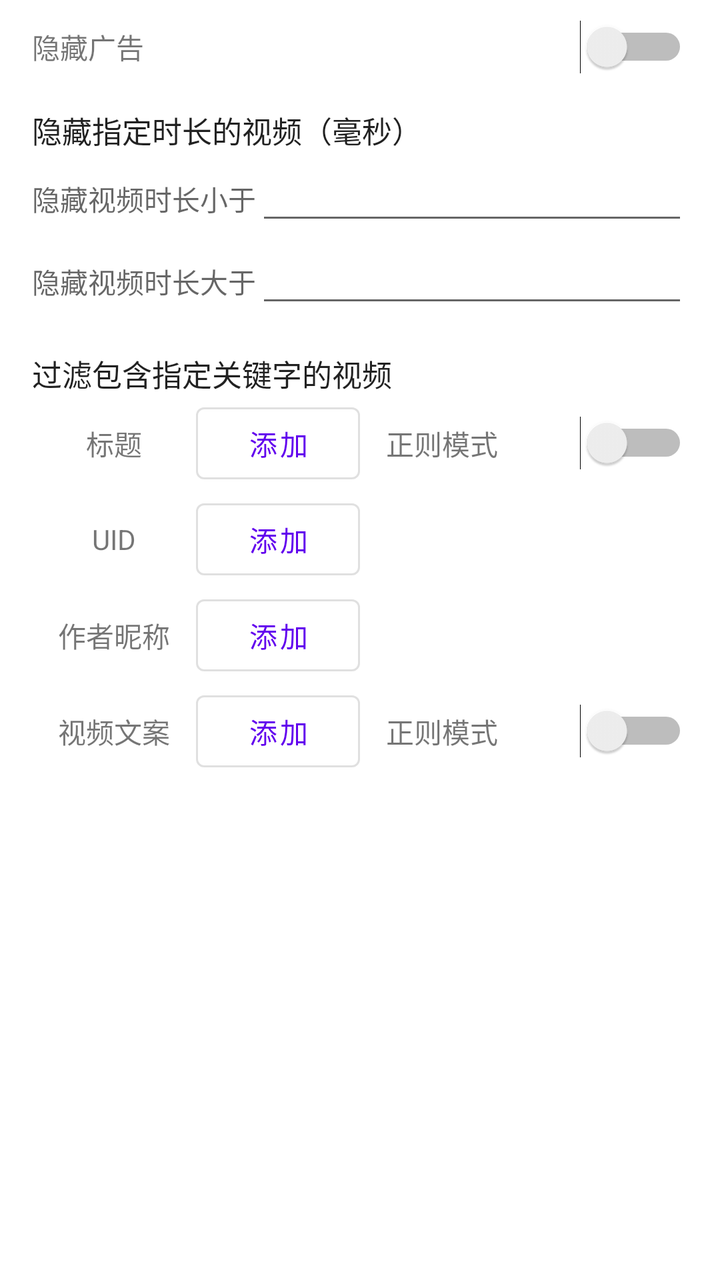
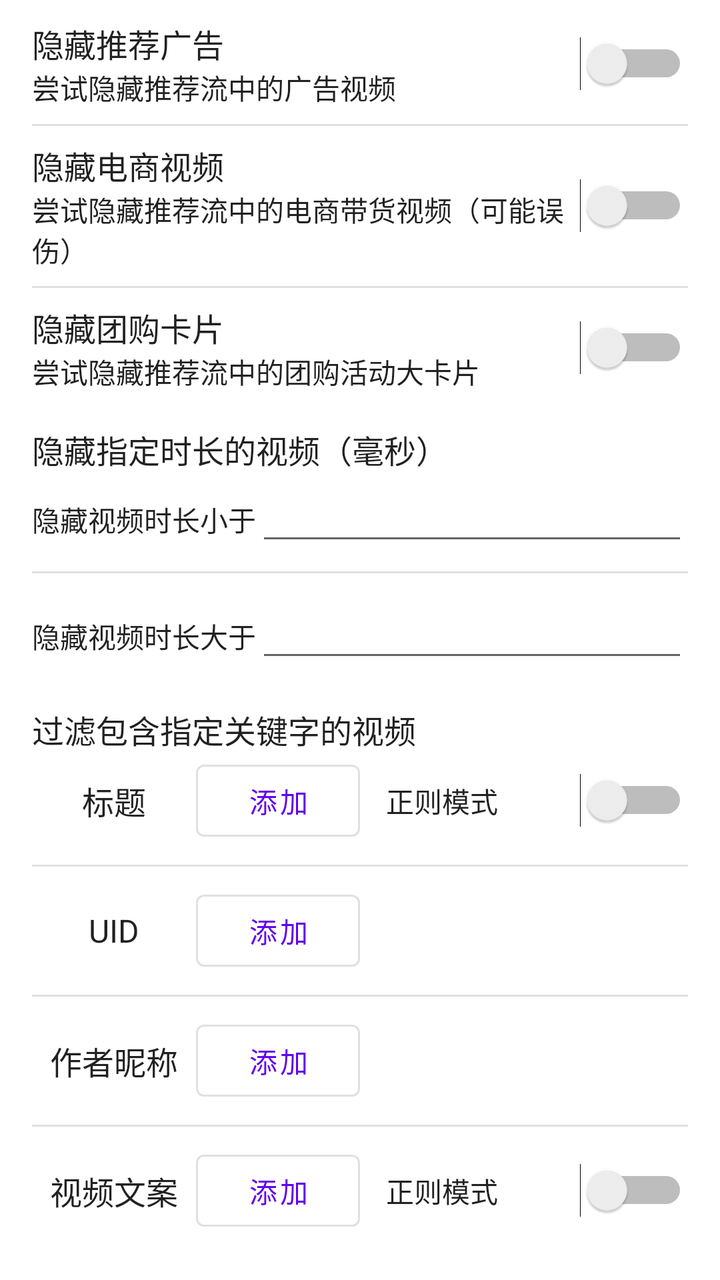

Compare the two renders of this Android layout. The source of the first and the diff that turns it into the second are given below.
<!-- AndroidManifest.xml: application theme Theme.DouyinEnhancer -->
<!-- res/layout/recommended_feed_filter_dialog.xml -->
<?xml version="1.0" encoding="utf-8"?>
<ScrollView xmlns:android="http://schemas.android.com/apk/res/android"
    android:layout_width="match_parent"
    android:layout_height="match_parent">

    <LinearLayout
        android:layout_width="match_parent"
        android:layout_height="wrap_content"
        android:orientation="vertical"
        android:paddingStart="16dp"
        android:paddingEnd="16dp"
        android:paddingTop="10dp"
        android:paddingBottom="10dp">

        <LinearLayout
            android:layout_width="match_parent"
            android:layout_height="wrap_content"
            android:orientation="horizontal"
            android:background="?android:attr/selectableItemBackground"
            android:gravity="center_vertical">

            <TextView
                android:layout_width="0dp"
                android:layout_height="wrap_content"
                android:layout_weight="1"
                android:text="隐藏广告" />

            <Switch
                android:id="@+id/switch_hide_ad"
                android:layout_width="wrap_content"
                android:layout_height="wrap_content" />
        </LinearLayout>

        <View
            android:layout_width="match_parent"
            android:layout_height="1dp"
            android:layout_marginTop="8dp"
            android:layout_marginBottom="8dp" />

        <TextView
            android:layout_width="match_parent"
            android:layout_height="wrap_content"
            android:text="隐藏指定时长的视频（毫秒）"
            android:textSize="15sp"
            android:textColor="?android:attr/textColorPrimary" />

        <LinearLayout
            android:layout_width="match_parent"
            android:layout_height="match_parent"
            android:orientation="horizontal"
            android:background="?android:attr/selectableItemBackground">

            <TextView
                android:layout_width="wrap_content"
                android:layout_height="wrap_content"
                android:text="隐藏视频时长小于"
                android:textColor="?android:attr/textColorSecondary" />

            <EditText
                android:id="@+id/edit_short_duration"
                android:layout_width="match_parent"
                android:layout_height="wrap_content"
                android:inputType="number" />
        </LinearLayout>

        <LinearLayout
            android:layout_width="match_parent"
            android:layout_height="match_parent"
            android:orientation="horizontal"
            android:background="?android:attr/selectableItemBackground">

            <TextView
                android:layout_width="wrap_content"
                android:layout_height="wrap_content"
                android:text="隐藏视频时长大于"
                android:textColor="?android:attr/textColorSecondary" />

            <EditText
                android:id="@+id/edit_long_duration"
                android:layout_width="match_parent"
                android:layout_height="wrap_content"
                android:inputType="number" />
        </LinearLayout>

        <View
            android:layout_width="match_parent"
            android:layout_height="1dp"
            android:layout_marginTop="8dp"
            android:layout_marginBottom="8dp" />

        <TextView
            android:layout_width="match_parent"
            android:layout_height="wrap_content"
            android:text="过滤包含指定关键字的视频"
            android:textSize="15sp"
            android:textColor="?android:attr/textColorPrimary" />

        <LinearLayout
            android:layout_width="match_parent"
            android:layout_height="wrap_content"
            android:orientation="vertical">

            <LinearLayout
                android:layout_width="match_parent"
                android:layout_height="wrap_content"
                android:orientation="horizontal"
                android:gravity="center_vertical"
                android:background="?android:attr/selectableItemBackground">

                <TextView
                    android:layout_width="0dp"
                    android:layout_height="wrap_content"
                    android:layout_weight="1"
                    android:gravity="center"
                    android:text="标题" />

                <Button
                    android:id="@+id/btn_add_title"
                    android:layout_width="0dp"
                    android:layout_height="wrap_content"
                    android:layout_weight="1"
                    android:text="添加"
                    style="?attr/materialButtonOutlinedStyle" />

                <TextView
                    android:layout_width="0dp"
                    android:layout_height="wrap_content"
                    android:layout_weight="1"
                    android:gravity="center"
                    android:text="正则模式" />

                <Switch
                    android:id="@+id/switch_title_regex"
                    android:layout_width="0dp"
                    android:layout_height="wrap_content"
                    android:layout_weight="1"
                    android:gravity="center" />
            </LinearLayout>

            <LinearLayout
                android:id="@+id/group_aweme_title"
                android:layout_width="match_parent"
                android:layout_height="wrap_content"
                android:orientation="vertical" />
        </LinearLayout>

        <LinearLayout
            android:layout_width="match_parent"
            android:layout_height="wrap_content"
            android:orientation="vertical">

            <LinearLayout
                android:layout_width="match_parent"
                android:layout_height="wrap_content"
                android:background="?android:attr/selectableItemBackground"
                android:gravity="center_vertical"
                android:orientation="horizontal">

                <TextView
                    android:layout_width="0dp"
                    android:layout_height="wrap_content"
                    android:layout_weight="1"
                    android:gravity="center"
                    android:text="UID" />

                <Button
                    android:id="@+id/btn_add_uid"
                    android:layout_width="0dp"
                    android:layout_height="wrap_content"
                    android:layout_weight="1"
                    android:text="添加"
                    style="?attr/materialButtonOutlinedStyle" />

                <View
                    android:layout_width="0dp"
                    android:layout_height="0dp"
                    android:layout_weight="2" />
            </LinearLayout>

            <LinearLayout
                android:id="@+id/group_author_uid"
                android:layout_width="match_parent"
                android:layout_height="wrap_content"
                android:orientation="vertical" />
        </LinearLayout>

        <LinearLayout
            android:layout_width="match_parent"
            android:layout_height="wrap_content"
            android:orientation="vertical">

            <LinearLayout
                android:layout_width="match_parent"
                android:layout_height="wrap_content"
                android:orientation="horizontal"
                android:gravity="center_vertical"
                android:background="?android:attr/selectableItemBackground">

                <TextView
                    android:layout_width="0dp"
                    android:layout_height="wrap_content"
                    android:layout_weight="1"
                    android:gravity="center"
                    android:text="作者昵称" />

                <Button
                    android:id="@+id/btn_add_up"
                    android:layout_width="0dp"
                    android:layout_height="wrap_content"
                    android:layout_weight="1"
                    android:text="添加"
                    style="?attr/materialButtonOutlinedStyle" />

                <View
                    android:layout_width="0dp"
                    android:layout_height="0dp"
                    android:layout_weight="2" />
            </LinearLayout>

            <LinearLayout
                android:id="@+id/group_author_nickname"
                android:layout_width="match_parent"
                android:layout_height="wrap_content"
                android:orientation="vertical" />
        </LinearLayout>

        <LinearLayout
            android:layout_width="match_parent"
            android:layout_height="wrap_content"
            android:orientation="vertical" />

        <LinearLayout
            android:layout_width="match_parent"
            android:layout_height="wrap_content"
            android:orientation="vertical">

            <LinearLayout
                android:layout_width="match_parent"
                android:layout_height="wrap_content"
                android:orientation="horizontal"
                android:gravity="center_vertical"
                android:background="?android:attr/selectableItemBackground">

                <TextView
                    android:layout_width="0dp"
                    android:layout_height="wrap_content"
                    android:layout_weight="1"
                    android:gravity="center"
                    android:text="视频文案" />

                <Button
                    android:id="@+id/btn_add_desc"
                    android:layout_width="0dp"
                    android:layout_height="wrap_content"
                    android:layout_weight="1"
                    android:text="添加"
                    style="?attr/materialButtonOutlinedStyle" />

                <TextView
                    android:layout_width="0dp"
                    android:layout_height="wrap_content"
                    android:layout_weight="1"
                    android:gravity="center"
                    android:text="正则模式" />

                <Switch
                    android:id="@+id/switch_desc_regex"
                    android:layout_width="0dp"
                    android:layout_height="wrap_content"
                    android:layout_weight="1"
                    android:gravity="center" />
            </LinearLayout>

            <LinearLayout
                android:id="@+id/group_aweme_desc"
                android:layout_width="match_parent"
                android:layout_height="wrap_content"
                android:orientation="vertical" />
        </LinearLayout>

    </LinearLayout>
</ScrollView>
<!-- resources referenced by this layout -->
<resources>
  <style name="Theme.DouyinEnhancer" parent="Theme.MaterialComponents.DayNight.DarkActionBar">
          
          <item name="colorPrimary">@color/purple_500</item>
          <item name="colorPrimaryVariant">@color/purple_700</item>
          <item name="colorOnPrimary">@color/white</item>
          
          <item name="colorSecondary">@color/teal_200</item>
          <item name="colorSecondaryVariant">@color/teal_700</item>
          <item name="colorOnSecondary">@color/black</item>
          
          <item name="android:statusBarColor">?attr/colorPrimaryVariant</item>
          
      </style>
  <color name="purple_500">#FF6200EE</color>
  <color name="purple_700">#FF3700B3</color>
  <color name="white">#FFFFFFFF</color>
  <color name="teal_200">#FF03DAC5</color>
  <color name="teal_700">#FF018786</color>
  <color name="black">#FF000000</color>
</resources>

<!-- the commit's change to res/layout/recommended_feed_filter_dialog.xml (unified diff, before → after) -->
@@ -19,11 +19,24 @@
             android:background="?android:attr/selectableItemBackground"
             android:gravity="center_vertical">
 
-            <TextView
+            <LinearLayout
                 android:layout_width="0dp"
                 android:layout_height="wrap_content"
                 android:layout_weight="1"
-                android:text="隐藏广告" />
+                android:orientation="vertical">
+
+                <TextView
+                    android:layout_width="match_parent"
+                    android:layout_height="wrap_content"
+                    android:text="隐藏推荐广告"
+                    android:textAppearance="?android:attr/textAppearanceListItem" />
+
+                <TextView
+                    android:layout_width="match_parent"
+                    android:layout_height="wrap_content"
+                    android:text="尝试隐藏推荐流中的广告视频"
+                    android:textAppearance="?android:attr/textAppearanceListItemSecondary" />
+            </LinearLayout>
 
             <Switch
                 android:id="@+id/switch_hide_ad"
@@ -35,14 +48,91 @@
             android:layout_width="match_parent"
             android:layout_height="1dp"
             android:layout_marginTop="8dp"
+            android:layout_marginBottom="8dp"
+            android:background="?android:attr/listDivider" />
+
+        <LinearLayout
+            android:layout_width="match_parent"
+            android:layout_height="wrap_content"
+            android:orientation="horizontal"
+            android:background="?android:attr/selectableItemBackground"
+            android:gravity="center_vertical">
+
+            <LinearLayout
+                android:layout_width="0dp"
+                android:layout_height="wrap_content"
+                android:layout_weight="1"
+                android:orientation="vertical">
+
+                <TextView
+                    android:layout_width="match_parent"
+                    android:layout_height="wrap_content"
+                    android:text="隐藏电商视频"
+                    android:textAppearance="?android:attr/textAppearanceListItem" />
+
+                <TextView
+                    android:layout_width="match_parent"
+                    android:layout_height="wrap_content"
+                    android:text="尝试隐藏推荐流中的电商带货视频（可能误伤）"
+                    android:textAppearance="?android:attr/textAppearanceListItemSecondary" />
+            </LinearLayout>
+
+            <Switch
+                android:id="@+id/switch_hide_ecom_aweme"
+                android:layout_width="wrap_content"
+                android:layout_height="wrap_content" />
+        </LinearLayout>
+
+        <View
+            android:layout_width="match_parent"
+            android:layout_height="1dp"
+            android:layout_marginTop="8dp"
+            android:layout_marginBottom="8dp"
+            android:background="?android:attr/listDivider" />
+
+        <LinearLayout
+            android:layout_width="match_parent"
+            android:layout_height="wrap_content"
+            android:orientation="horizontal"
+            android:background="?android:attr/selectableItemBackground"
+            android:gravity="center_vertical">
+
+            <LinearLayout
+                android:layout_width="0dp"
+                android:layout_height="wrap_content"
+                android:layout_weight="1"
+                android:orientation="vertical">
+
+                <TextView
+                    android:layout_width="match_parent"
+                    android:layout_height="wrap_content"
+                    android:text="隐藏团购卡片"
+                    android:textAppearance="?android:attr/textAppearanceListItem" />
+
+                <TextView
+                    android:layout_width="match_parent"
+                    android:layout_height="wrap_content"
+                    android:text="尝试隐藏推荐流中的团购活动大卡片"
+                    android:textAppearance="?android:attr/textAppearanceListItemSecondary" />
+            </LinearLayout>
+
+            <Switch
+                android:id="@+id/switch_hide_groupon_large_card"
+                android:layout_width="wrap_content"
+                android:layout_height="wrap_content" />
+        </LinearLayout>
+
+        <View
+            android:layout_width="match_parent"
+            android:layout_height="1dp"
+            android:layout_marginTop="8dp"
             android:layout_marginBottom="8dp" />
 
         <TextView
             android:layout_width="match_parent"
             android:layout_height="wrap_content"
             android:text="隐藏指定时长的视频（毫秒）"
-            android:textSize="15sp"
-            android:textColor="?android:attr/textColorPrimary" />
+            android:textAppearance="?android:attr/textAppearanceListItem" />
 
         <LinearLayout
             android:layout_width="match_parent"
@@ -54,7 +144,7 @@
                 android:layout_width="wrap_content"
                 android:layout_height="wrap_content"
                 android:text="隐藏视频时长小于"
-                android:textColor="?android:attr/textColorSecondary" />
+                android:textAppearance="?android:attr/textAppearanceListItemSecondary" />
 
             <EditText
                 android:id="@+id/edit_short_duration"
@@ -62,6 +152,13 @@
                 android:layout_height="wrap_content"
                 android:inputType="number" />
         </LinearLayout>
+
+        <View
+            android:layout_width="match_parent"
+            android:layout_height="1dp"
+            android:layout_marginTop="8dp"
+            android:layout_marginBottom="8dp"
+            android:background="?android:attr/listDivider" />
 
         <LinearLayout
             android:layout_width="match_parent"
@@ -73,7 +170,7 @@
                 android:layout_width="wrap_content"
                 android:layout_height="wrap_content"
                 android:text="隐藏视频时长大于"
-                android:textColor="?android:attr/textColorSecondary" />
+                android:textAppearance="?android:attr/textAppearanceListItemSecondary" />
 
             <EditText
                 android:id="@+id/edit_long_duration"
@@ -92,8 +189,7 @@
             android:layout_width="match_parent"
             android:layout_height="wrap_content"
             android:text="过滤包含指定关键字的视频"
-            android:textSize="15sp"
-            android:textColor="?android:attr/textColorPrimary" />
+            android:textAppearance="?android:attr/textAppearanceListItem" />
 
         <LinearLayout
             android:layout_width="match_parent"
@@ -112,7 +208,8 @@
                     android:layout_height="wrap_content"
                     android:layout_weight="1"
                     android:gravity="center"
-                    android:text="标题" />
+                    android:text="标题"
+                    android:textAppearance="?android:attr/textAppearanceListItem" />
 
                 <Button
                     android:id="@+id/btn_add_title"
@@ -127,7 +224,8 @@
                     android:layout_height="wrap_content"
                     android:layout_weight="1"
                     android:gravity="center"
-                    android:text="正则模式" />
+                    android:text="正则模式"
+                    android:textAppearance="?android:attr/textAppearanceListItemSecondary" />
 
                 <Switch
                     android:id="@+id/switch_title_regex"
@@ -143,6 +241,13 @@
                 android:layout_height="wrap_content"
                 android:orientation="vertical" />
         </LinearLayout>
+
+        <View
+            android:layout_width="match_parent"
+            android:layout_height="1dp"
+            android:layout_marginTop="8dp"
+            android:layout_marginBottom="8dp"
+            android:background="?android:attr/listDivider" />
 
         <LinearLayout
             android:layout_width="match_parent"
@@ -161,7 +266,8 @@
                     android:layout_height="wrap_content"
                     android:layout_weight="1"
                     android:gravity="center"
-                    android:text="UID" />
+                    android:text="UID"
+                    android:textAppearance="?android:attr/textAppearanceListItem" />
 
                 <Button
                     android:id="@+id/btn_add_uid"
@@ -183,6 +289,13 @@
                 android:layout_height="wrap_content"
                 android:orientation="vertical" />
         </LinearLayout>
+
+        <View
+            android:layout_width="match_parent"
+            android:layout_height="1dp"
+            android:layout_marginTop="8dp"
+            android:layout_marginBottom="8dp"
+            android:background="?android:attr/listDivider" />
 
         <LinearLayout
             android:layout_width="match_parent"
@@ -201,7 +314,8 @@
                     android:layout_height="wrap_content"
                     android:layout_weight="1"
                     android:gravity="center"
-                    android:text="作者昵称" />
+                    android:text="作者昵称"
+                    android:textAppearance="?android:attr/textAppearanceListItem" />
 
                 <Button
                     android:id="@+id/btn_add_up"
@@ -224,10 +338,12 @@
                 android:orientation="vertical" />
         </LinearLayout>
 
-        <LinearLayout
-            android:layout_width="match_parent"
-            android:layout_height="wrap_content"
-            android:orientation="vertical" />
+        <View
+            android:layout_width="match_parent"
+            android:layout_height="1dp"
+            android:layout_marginTop="8dp"
+            android:layout_marginBottom="8dp"
+            android:background="?android:attr/listDivider" />
 
         <LinearLayout
             android:layout_width="match_parent"
@@ -246,7 +362,8 @@
                     android:layout_height="wrap_content"
                     android:layout_weight="1"
                     android:gravity="center"
-                    android:text="视频文案" />
+                    android:text="视频文案"
+                    android:textAppearance="?android:attr/textAppearanceListItem" />
 
                 <Button
                     android:id="@+id/btn_add_desc"
@@ -261,7 +378,8 @@
                     android:layout_height="wrap_content"
                     android:layout_weight="1"
                     android:gravity="center"
-                    android:text="正则模式" />
+                    android:text="正则模式"
+                    android:textAppearance="?android:attr/textAppearanceListItemSecondary" />
 
                 <Switch
                     android:id="@+id/switch_desc_regex"
